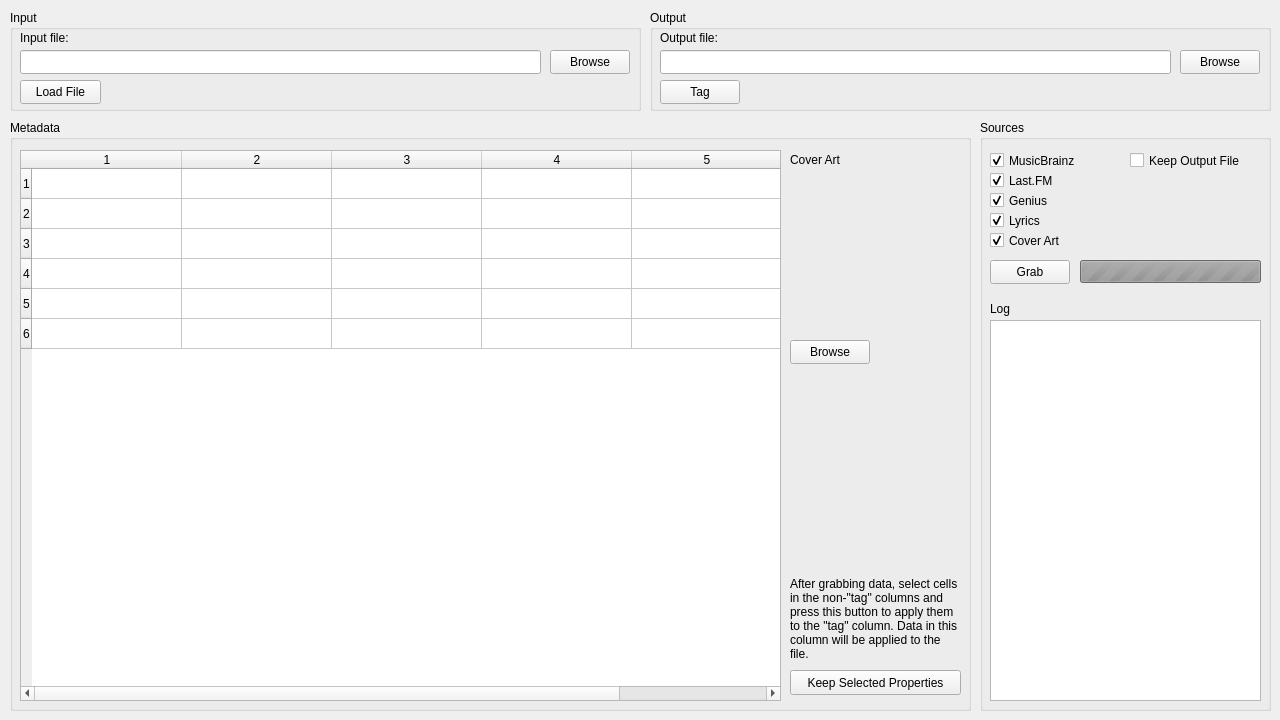
This is mainwindow.ui in dylondark/InTAGrator as Qt 5 draws it before an edit. The edited form follows.
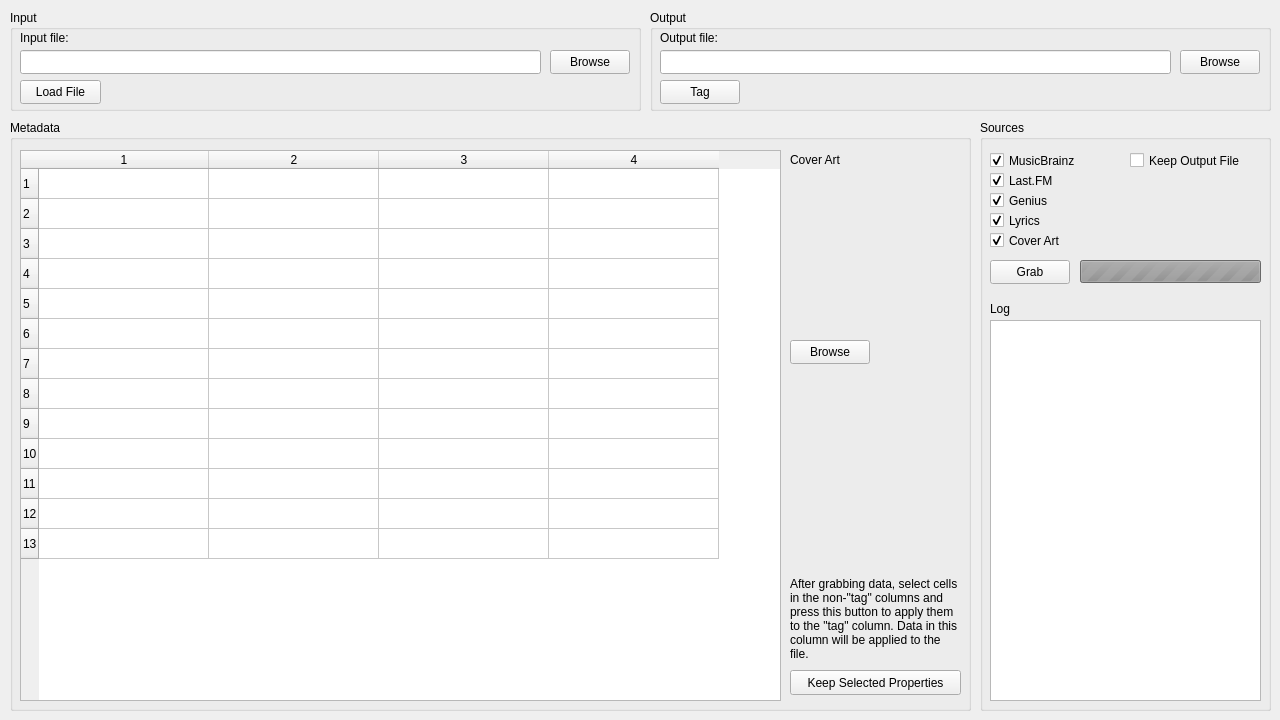
This is the edited form. Icons and pictures are not drawn.

Commit message: Change rows and columns for metadata table

Diff of the .ui file:
```diff
--- a/mainwindow.ui
+++ b/mainwindow.ui
@@ -166,16 +166,16 @@
       <enum>QAbstractScrollArea::SizeAdjustPolicy::AdjustIgnored</enum>
      </property>
      <property name="rowCount">
-      <number>6</number>
+      <number>13</number>
      </property>
      <property name="columnCount">
-      <number>5</number>
+      <number>4</number>
      </property>
      <attribute name="horizontalHeaderCascadingSectionResizes">
       <bool>false</bool>
      </attribute>
      <attribute name="horizontalHeaderDefaultSectionSize">
-      <number>150</number>
+      <number>170</number>
      </attribute>
      <attribute name="horizontalHeaderStretchLastSection">
       <bool>false</bool>
@@ -186,7 +186,13 @@
      <row/>
      <row/>
      <row/>
-     <column/>
+     <row/>
+     <row/>
+     <row/>
+     <row/>
+     <row/>
+     <row/>
+     <row/>
      <column/>
      <column/>
      <column/>
```
The commit also changes 1 other file.
